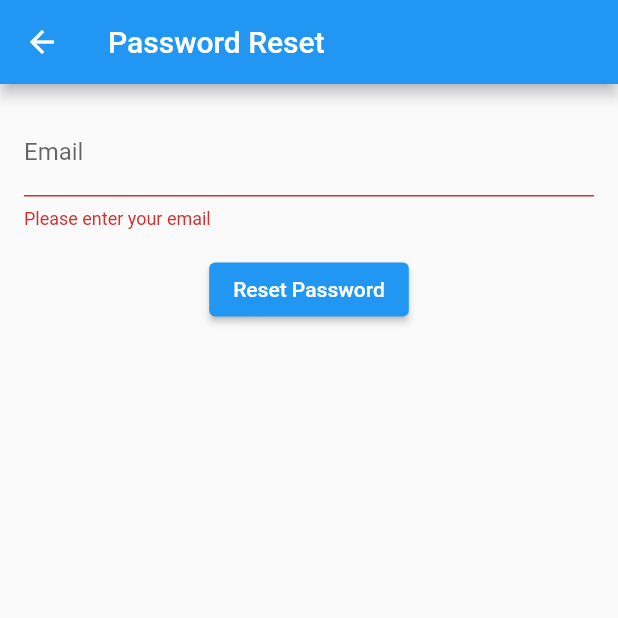
After one commit to RealYSF8/itec404_delivery_app, a Flutter app: the PasswordResetForm screen opened by its route, after a tap on "Reset Password", on a phone screen of 412 x 824 dp, the top half of it. The commit adds this screen. Run offline on Flutter 3.47's test engine with Material 2 defaults, Android fonts, the light colour scheme and no system bars; our stand-ins replace cloud_firestore, dotted_border, file_picker, firebase_auth, firebase_core, firebase_storage and 9 more; accounts and stored records are empty.

Commit message:
password reset works

```diff
--- a/lib/main.dart
+++ b/lib/main.dart
@@ -10,6 +10,7 @@ import 'package:itec404_delivery_app/pages/makeOrder.dart';
 import 'package:itec404_delivery_app/pages/account.dart';
 import 'package:itec404_delivery_app/pages/more.dart';
 import 'package:shared_preferences/shared_preferences.dart';
+import 'package:itec404_delivery_app/pages/passwordreset.dart';
 
 import 'Pages/about.dart';
 import 'Pages/contact.dart';
@@ -52,6 +53,7 @@ void main() async {
       '/changepass':(context) => Changepass(),
       '/admin': (context) => AdminPage(),
       '/courier': (context) => CourierPage(),
+      '/reset': (context) => PasswordResetForm(),
 
 
     },
--- /dev/null
+++ b/lib/pages/passwordreset.dart
@@ -0,0 +1,107 @@
+import 'package:flutter/material.dart';
+import 'package:firebase_auth/firebase_auth.dart';
+
+class PasswordResetForm extends StatefulWidget {
+  @override
+  _PasswordResetFormState createState() => _PasswordResetFormState();
+}
+
+class _PasswordResetFormState extends State<PasswordResetForm> {
+  final GlobalKey<FormState> _formKey = GlobalKey<FormState>();
+  String _email = '';
+  final FirebaseAuth _auth = FirebaseAuth.instance;
+
+  void _submitForm() async {
+    if (_formKey.currentState!.validate()) {
+      try {
+        await _auth.sendPasswordResetEmail(email: _email);
+        // Password reset email sent successfully
+        // Display a success message to the user
+        showDialog(
+          context: context,
+          builder: (BuildContext context) {
+            return AlertDialog(
+              title: Text('Email Sent'),
+              content: Text('A password reset link has been sent to $_email.'),
+              actions: [
+                TextButton(
+                  onPressed: () {
+                    Navigator.of(context).pop();
+                  },
+                  child: Text('OK'),
+                ),
+              ],
+            );
+          },
+        );
+      } catch (e) {
+        // An error occurred while sending the password reset email
+        // Display an error message to the user
+        showDialog(
+          context: context,
+          builder: (BuildContext context) {
+            return AlertDialog(
+              title: Text('Error'),
+              content: Text('An error occurred while sending the password reset email.'),
+              actions: [
+                TextButton(
+                  onPressed: () {
+                    Navigator.of(context).pop();
+                  },
+                  child: Text('OK'),
+                ),
+              ],
+            );
+          },
+        );
+      }
+    }
+  }
+
+  @override
+  Widget build(BuildContext context) {
+    return Scaffold(
+      appBar: AppBar(
+        title: Text('Password Reset'),
+      ),
+      body: Padding(
+        padding: const EdgeInsets.all(16.0),
+        child: Form(
+          key: _formKey,
+          child: Column(
+            children: [
+              TextFormField(
+                keyboardType: TextInputType.emailAddress,
+                decoration: InputDecoration(
+                  labelText: 'Email',
+                ),
+                validator: (value) {
+                  if (value == null || value.isEmpty) {
+                    return 'Please enter your email';
+                  }
+                  return null;
+                },
+                onChanged: (value) {
+                  setState(() {
+                    _email = value;
+                  });
+                },
+              ),
+              SizedBox(height: 16.0),
+              ElevatedButton(
+                onPressed: _submitForm,
+                child: Text('Reset Password'),
+              ),
+            ],
+          ),
+        ),
+      ),
+    );
+  }
+}
+
+void main() {
+  runApp(MaterialApp(
+    home: PasswordResetForm(),
+  ));
+}
```
Also changed, not shown: lib/pages/login.dart (+5 -2 lines).
